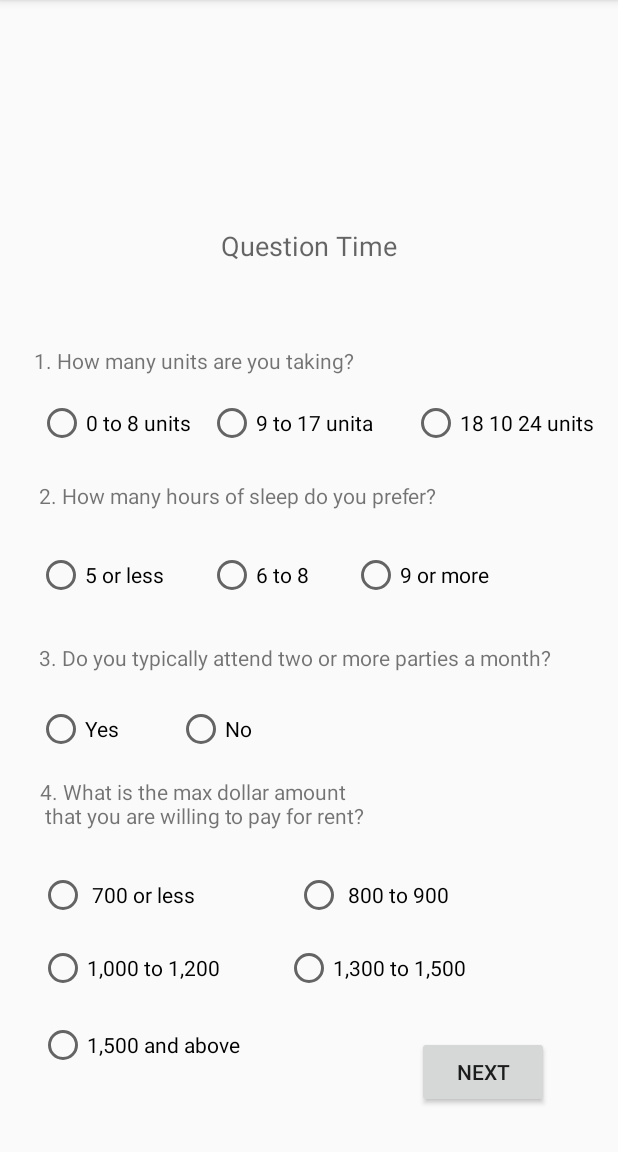
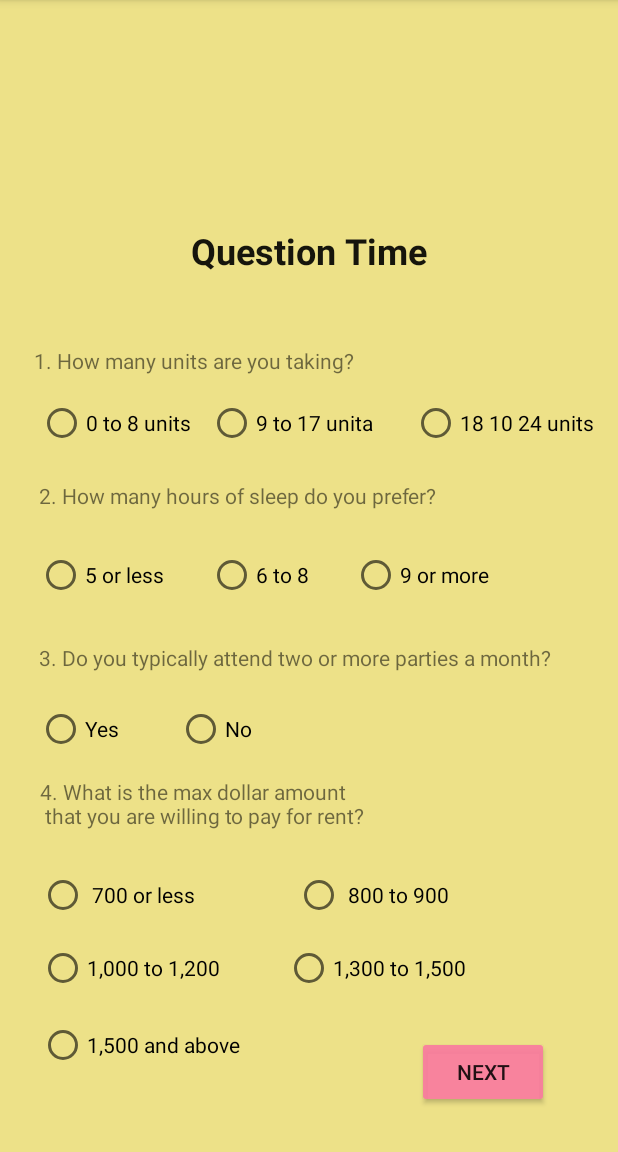
Before and after one commit to vavenegas/Roommates, an Android app: the questionsPage screen opened directly, with no data from a screen before it, on a phone screen of 412 x 824 dp, the part 84-1236 px from its top. Run offline under Robolectric (Android 15) with nearby library versions, the phone set to English and light mode, and no system bars.

Commit message:
added colors

```diff
--- a/app/src/main/AndroidManifest.xml
+++ b/app/src/main/AndroidManifest.xml
@@ -9,7 +9,8 @@
         android:roundIcon="@mipmap/ic_launcher_round"
         android:supportsRtl="true"
         android:theme="@style/AppTheme">
-        <activity android:name=".questionsPage"></activity>
+        <activity android:name=".itsaMatch"></activity>
+        <activity android:name=".questionsPage" />
         <activity android:name=".onOffCampus" />
         <activity android:name=".SummaryofPI4" />
         <activity android:name=".PersonalInfo3">
--- a/app/src/main/res/layout/activity_on_off_campus.xml
+++ b/app/src/main/res/layout/activity_on_off_campus.xml
@@ -4,12 +4,14 @@
     xmlns:tools="http://schemas.android.com/tools"
     android:layout_width="match_parent"
     android:layout_height="match_parent"
+    android:background="@color/skyBlue"
     tools:context=".MainActivity">
 
     <Button
         android:id="@+id/button"
         android:layout_width="wrap_content"
         android:layout_height="wrap_content"
+        android:backgroundTint="#FA7B9F"
         android:text="On campus"
         app:layout_constraintBottom_toBottomOf="parent"
         app:layout_constraintEnd_toEndOf="parent"
@@ -21,6 +23,7 @@
         android:id="@+id/button2"
         android:layout_width="wrap_content"
         android:layout_height="wrap_content"
+        android:backgroundTint="#B1E7A3"
         android:text="Off Campus"
         app:layout_constraintBottom_toBottomOf="parent"
         app:layout_constraintEnd_toEndOf="parent"
@@ -34,6 +37,7 @@
         android:layout_width="258dp"
         android:layout_height="73dp"
         android:text="Where will you most likely \n be housed next year?"
+        android:textAlignment="center"
         android:textAppearance="@style/TextAppearance.AppCompat.Large"
         app:layout_constraintBottom_toBottomOf="parent"
         app:layout_constraintEnd_toEndOf="parent"
--- a/app/src/main/res/layout/activity_questions_page.xml
+++ b/app/src/main/res/layout/activity_questions_page.xml
@@ -4,6 +4,7 @@
     xmlns:tools="http://schemas.android.com/tools"
     android:layout_width="match_parent"
     android:layout_height="match_parent"
+    android:background="#90E4CF32"
     tools:context=".questionpage">
 
     <TextView
@@ -12,7 +13,11 @@
         android:layout_height="wrap_content"
         android:layout_marginTop="103dp"
         android:text="Question Time"
+        android:textAlignment="center"
         android:textAppearance="@style/TextAppearance.AppCompat.Medium"
+        android:textColor="#E8000000"
+        android:textSize="24sp"
+        android:textStyle="bold"
         app:layout_constraintBottom_toBottomOf="parent"
         app:layout_constraintEnd_toEndOf="parent"
         app:layout_constraintStart_toStartOf="parent"
@@ -229,6 +234,7 @@
         android:id="@+id/button"
         android:layout_width="wrap_content"
         android:layout_height="wrap_content"
+        android:backgroundTint="#E9FA7B9F"
         android:text="Next"
         app:layout_constraintBottom_toBottomOf="parent"
         app:layout_constraintEnd_toEndOf="parent"
--- a/app/src/main/res/values/colors.xml
+++ b/app/src/main/res/values/colors.xml
@@ -3,4 +3,6 @@
     <color name="colorPrimary">#008577</color>
     <color name="colorPrimaryDark">#00574B</color>
     <color name="colorAccent">#D81B60</color>
+    <color name="skyBlue">#CCE6FF</color>
+    <color name="redtastic">#ff3061</color>
 </resources>
```
